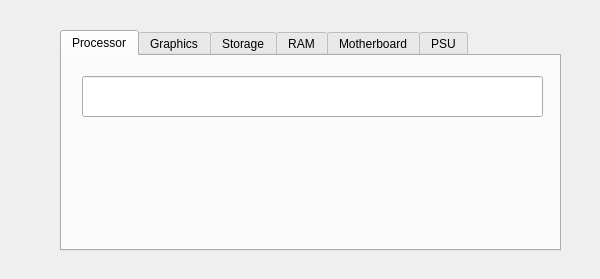
This is Hardware Analysis/Hardware Analysis/loadbuildlist.ui in Tanner-Halpin/Hardware-Comparison as Qt 5 draws it before an edit. The edited form follows.
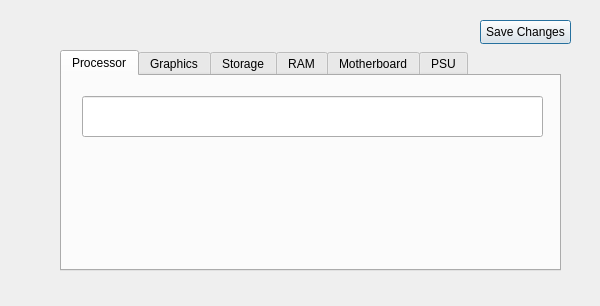
This is the edited form.

Diff of the .ui file:
```diff
--- a/Hardware Analysis/Hardware Analysis/loadbuildlist.ui
+++ b/Hardware Analysis/Hardware Analysis/loadbuildlist.ui
@@ -7,7 +7,7 @@
     <x>0</x>
     <y>0</y>
     <width>600</width>
-    <height>279</height>
+    <height>306</height>
    </rect>
   </property>
   <property name="windowTitle">
@@ -17,7 +17,7 @@
    <property name="geometry">
     <rect>
      <x>60</x>
-     <y>30</y>
+     <y>50</y>
      <width>501</width>
      <height>221</height>
     </rect>
@@ -116,6 +116,19 @@
     </widget>
    </widget>
   </widget>
+  <widget class="QPushButton" name="saveChanges">
+   <property name="geometry">
+    <rect>
+     <x>480</x>
+     <y>20</y>
+     <width>91</width>
+     <height>24</height>
+    </rect>
+   </property>
+   <property name="text">
+    <string>Save Changes</string>
+   </property>
+  </widget>
  </widget>
  <layoutdefault spacing="6" margin="11"/>
  <resources/>
```
